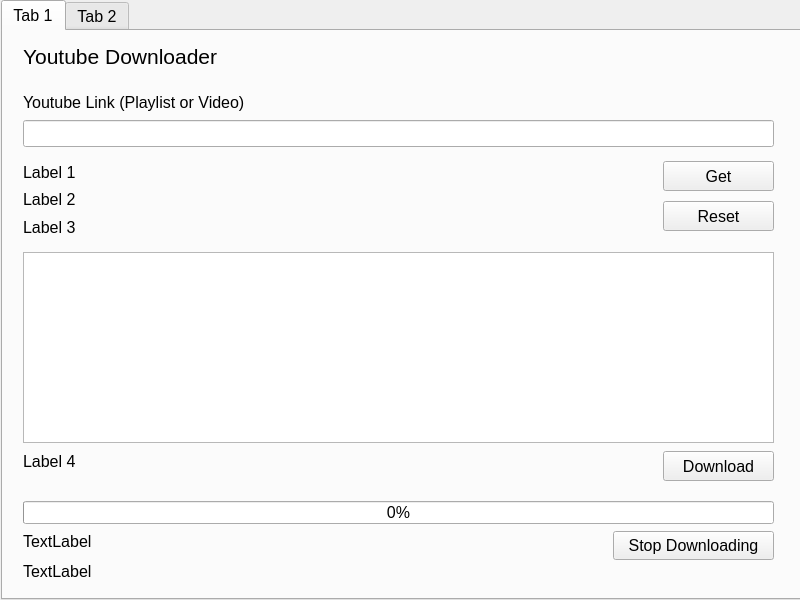
The window that ui/mainScreen.ui (sint18/yt_video_downloader) describes before a commit, drawn with Qt 5.
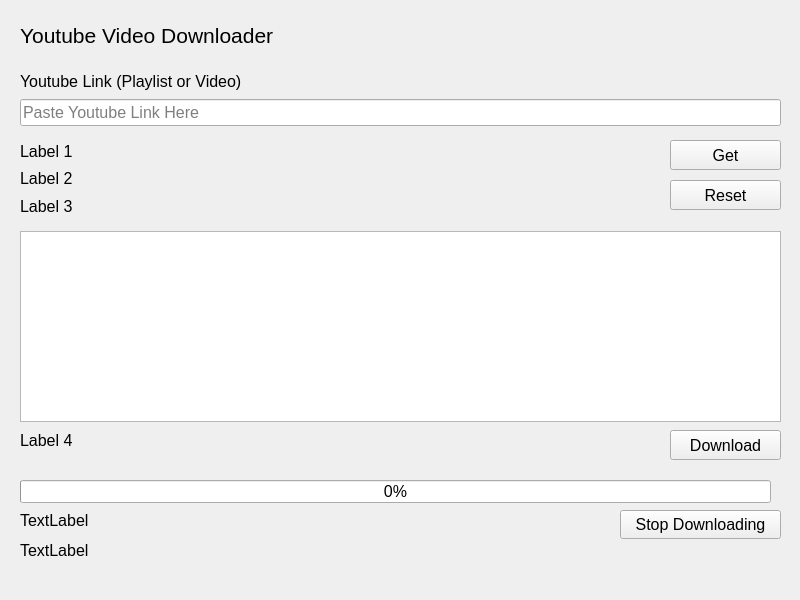
The same window after the commit.

Commit message: Removed QStackedWidget and UI enhancements

```diff
--- a/ui/mainScreen.ui
+++ b/ui/mainScreen.ui
@@ -14,13 +14,13 @@
    <string>MainWindow</string>
   </property>
   <widget class="QWidget" name="centralwidget">
-   <widget class="QTabWidget" name="tabWidget">
+   <widget class="QLabel" name="label4">
     <property name="geometry">
      <rect>
-      <x>1</x>
-      <y>0</y>
-      <width>800</width>
-      <height>600</height>
+      <x>20</x>
+      <y>430</y>
+      <width>631</width>
+      <height>21</height>
      </rect>
     </property>
     <property name="font">
@@ -29,32 +29,73 @@
       <pointsize>12</pointsize>
      </font>
     </property>
-    <property name="currentIndex">
-     <number>0</number>
+    <property name="text">
+     <string>Label 4</string>
     </property>
-    <widget class="QWidget" name="tab">
-     <attribute name="title">
-      <string>Tab 1</string>
-     </attribute>
-     <widget class="QPushButton" name="processButton">
+   </widget>
+   <widget class="QLabel" name="downloadStatusLabel">
+    <property name="geometry">
+     <rect>
+      <x>20</x>
+      <y>510</y>
+      <width>581</width>
+      <height>21</height>
+     </rect>
+    </property>
+    <property name="font">
+     <font>
+      <family>Segoe UI</family>
+      <pointsize>12</pointsize>
+     </font>
+    </property>
+    <property name="text">
+     <string>TextLabel</string>
+    </property>
+   </widget>
+   <widget class="QTableWidget" name="tableWidget">
+    <property name="geometry">
+     <rect>
+      <x>20</x>
+      <y>231</y>
+      <width>761</width>
+      <height>191</height>
+     </rect>
+    </property>
+    <property name="font">
+     <font>
+      <family>Segoe UI</family>
+      <pointsize>12</pointsize>
+     </font>
+    </property>
+    <attribute name="horizontalHeaderStretchLastSection">
+     <bool>true</bool>
+    </attribute>
+   </widget>
+   <widget class="QPushButton" name="downloadButton">
       <property name="geometry">
        <rect>
-        <x>660</x>
-        <y>130</y>
+      <x>670</x>
+      <y>430</y>
         <width>111</width>
         <height>30</height>
        </rect>
       </property>
+    <property name="font">
+     <font>
+      <family>Segoe UI</family>
+      <pointsize>12</pointsize>
+     </font>
+    </property>
       <property name="text">
-       <string>Get</string>
+     <string>Download</string>
       </property>
      </widget>
      <widget class="QWidget" name="layoutWidget">
       <property name="geometry">
        <rect>
         <x>20</x>
-        <y>60</y>
-        <width>751</width>
+      <y>70</y>
+      <width>761</width>
         <height>56</height>
        </rect>
       </property>
@@ -80,112 +121,18 @@
            <pointsize>12</pointsize>
           </font>
          </property>
+       <property name="placeholderText">
+        <string>Paste Youtube Link Here</string>
+       </property>
         </widget>
        </item>
       </layout>
      </widget>
-     <widget class="QPushButton" name="downloadButton">
-      <property name="geometry">
-       <rect>
-        <x>660</x>
-        <y>420</y>
-        <width>111</width>
-        <height>30</height>
-       </rect>
-      </property>
-      <property name="text">
-       <string>Download</string>
-      </property>
-     </widget>
-     <widget class="QProgressBar" name="progressBar">
-      <property name="geometry">
-       <rect>
-        <x>20</x>
-        <y>470</y>
-        <width>751</width>
-        <height>23</height>
-       </rect>
-      </property>
-      <property name="value">
-       <number>0</number>
-      </property>
-     </widget>
-     <widget class="QTableWidget" name="tableWidget">
-      <property name="geometry">
-       <rect>
-        <x>20</x>
-        <y>221</y>
-        <width>751</width>
-        <height>191</height>
-       </rect>
-      </property>
-      <attribute name="horizontalHeaderStretchLastSection">
-       <bool>true</bool>
-      </attribute>
-     </widget>
-     <widget class="QLabel" name="title">
-      <property name="geometry">
-       <rect>
-        <x>20</x>
-        <y>10</y>
-        <width>194</width>
-        <height>30</height>
-       </rect>
-      </property>
-      <property name="font">
-       <font>
-        <family>Segoe UI</family>
-        <pointsize>16</pointsize>
-       </font>
-      </property>
-      <property name="text">
-       <string>Youtube Downloader</string>
-      </property>
-     </widget>
-     <widget class="QPushButton" name="stopDownloadButton">
-      <property name="geometry">
-       <rect>
-        <x>610</x>
-        <y>500</y>
-        <width>161</width>
-        <height>29</height>
-       </rect>
-      </property>
-      <property name="text">
-       <string>Stop Downloading</string>
-      </property>
-     </widget>
-     <widget class="QLabel" name="label4">
-      <property name="geometry">
-       <rect>
-        <x>20</x>
-        <y>420</y>
-        <width>631</width>
-        <height>21</height>
-       </rect>
-      </property>
-      <property name="text">
-       <string>Label 4</string>
-      </property>
-     </widget>
-     <widget class="QLabel" name="downloadStatusLabel">
-      <property name="geometry">
-       <rect>
-        <x>20</x>
-        <y>500</y>
-        <width>581</width>
-        <height>21</height>
-       </rect>
-      </property>
-      <property name="text">
-       <string>TextLabel</string>
-      </property>
-     </widget>
      <widget class="QLabel" name="loaderLabel">
       <property name="geometry">
        <rect>
-        <x>680</x>
-        <y>10</y>
+      <x>690</x>
+      <y>20</y>
         <width>70</width>
         <height>70</height>
        </rect>
@@ -194,44 +141,62 @@
        <string/>
       </property>
      </widget>
-     <widget class="QPushButton" name="resetButton">
+   <widget class="QPushButton" name="processButton">
       <property name="geometry">
        <rect>
-        <x>660</x>
-        <y>170</y>
+      <x>670</x>
+      <y>140</y>
         <width>111</width>
         <height>30</height>
        </rect>
       </property>
+    <property name="font">
+     <font>
+      <family>Segoe UI</family>
+      <pointsize>12</pointsize>
+     </font>
+    </property>
       <property name="text">
-       <string>Reset</string>
-      </property>
-     </widget>
-     <widget class="QLabel" name="downloadLocationLabel">
+     <string>Get</string>
+    </property>
+   </widget>
+   <widget class="QPushButton" name="stopDownloadButton">
       <property name="geometry">
        <rect>
-        <x>20</x>
-        <y>530</y>
-        <width>761</width>
-        <height>21</height>
-       </rect>
-      </property>
+      <x>620</x>
+      <y>510</y>
+      <width>161</width>
+      <height>29</height>
+     </rect>
+    </property>
+    <property name="font">
+     <font>
+      <family>Segoe UI</family>
+      <pointsize>12</pointsize>
+     </font>
+    </property>
       <property name="text">
-       <string>TextLabel</string>
-      </property>
-     </widget>
-     <widget class="QWidget" name="">
+     <string>Stop Downloading</string>
+    </property>
+   </widget>
+   <widget class="QWidget" name="layoutWidget_2">
       <property name="geometry">
        <rect>
         <x>20</x>
-        <y>130</y>
-        <width>631</width>
+      <y>140</y>
+      <width>641</width>
         <height>77</height>
        </rect>
       </property>
       <layout class="QVBoxLayout" name="verticalLayout_2">
        <item>
         <widget class="QLabel" name="label1">
+       <property name="font">
+        <font>
+         <family>Segoe UI</family>
+         <pointsize>12</pointsize>
+        </font>
+       </property>
          <property name="text">
           <string>Label 1</string>
          </property>
@@ -239,6 +204,12 @@
        </item>
        <item>
         <widget class="QLabel" name="label2">
+       <property name="font">
+        <font>
+         <family>Segoe UI</family>
+         <pointsize>12</pointsize>
+        </font>
+       </property>
          <property name="text">
           <string>Label 2</string>
          </property>
@@ -246,6 +217,12 @@
        </item>
        <item>
         <widget class="QLabel" name="label3">
+       <property name="font">
+        <font>
+         <family>Segoe UI</family>
+         <pointsize>12</pointsize>
+        </font>
+       </property>
          <property name="text">
           <string>Label 3</string>
          </property>
@@ -253,12 +230,81 @@
        </item>
       </layout>
      </widget>
-    </widget>
-    <widget class="QWidget" name="tab_2">
-     <attribute name="title">
-      <string>Tab 2</string>
-     </attribute>
-    </widget>
+   <widget class="QLabel" name="downloadLocationLabel">
+    <property name="geometry">
+     <rect>
+      <x>20</x>
+      <y>540</y>
+      <width>761</width>
+      <height>21</height>
+     </rect>
+    </property>
+    <property name="font">
+     <font>
+      <family>Segoe UI</family>
+      <pointsize>12</pointsize>
+     </font>
+    </property>
+    <property name="text">
+     <string>TextLabel</string>
+    </property>
+   </widget>
+   <widget class="QProgressBar" name="progressBar">
+    <property name="geometry">
+     <rect>
+      <x>20</x>
+      <y>480</y>
+      <width>751</width>
+      <height>23</height>
+     </rect>
+    </property>
+    <property name="font">
+     <font>
+      <family>Segoe UI</family>
+      <pointsize>12</pointsize>
+     </font>
+    </property>
+    <property name="value">
+     <number>0</number>
+    </property>
+   </widget>
+   <widget class="QPushButton" name="resetButton">
+    <property name="geometry">
+     <rect>
+      <x>670</x>
+      <y>180</y>
+      <width>111</width>
+      <height>30</height>
+     </rect>
+    </property>
+    <property name="font">
+     <font>
+      <family>Segoe UI</family>
+      <pointsize>12</pointsize>
+     </font>
+    </property>
+    <property name="text">
+     <string>Reset</string>
+    </property>
+   </widget>
+   <widget class="QLabel" name="title">
+    <property name="geometry">
+     <rect>
+      <x>20</x>
+      <y>20</y>
+      <width>261</width>
+      <height>30</height>
+     </rect>
+    </property>
+    <property name="font">
+     <font>
+      <family>Segoe UI</family>
+      <pointsize>16</pointsize>
+     </font>
+    </property>
+    <property name="text">
+     <string>Youtube Video Downloader</string>
+    </property>
    </widget>
   </widget>
  </widget>
```
Lines whose indentation alone changed are shown as unchanged.
